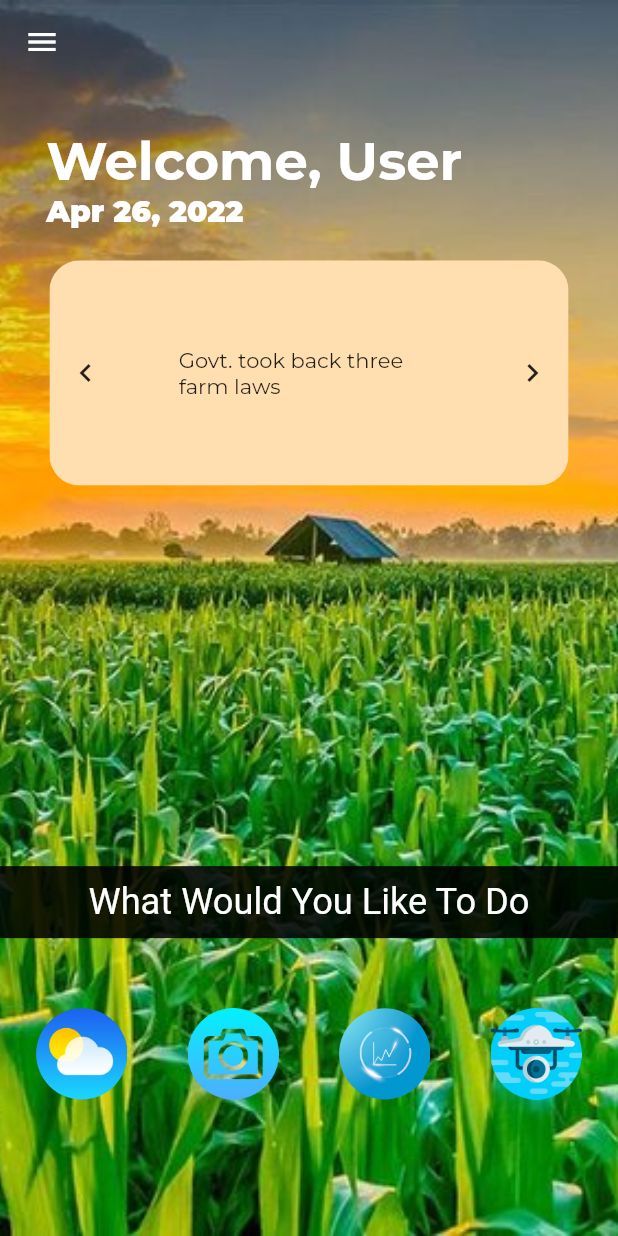
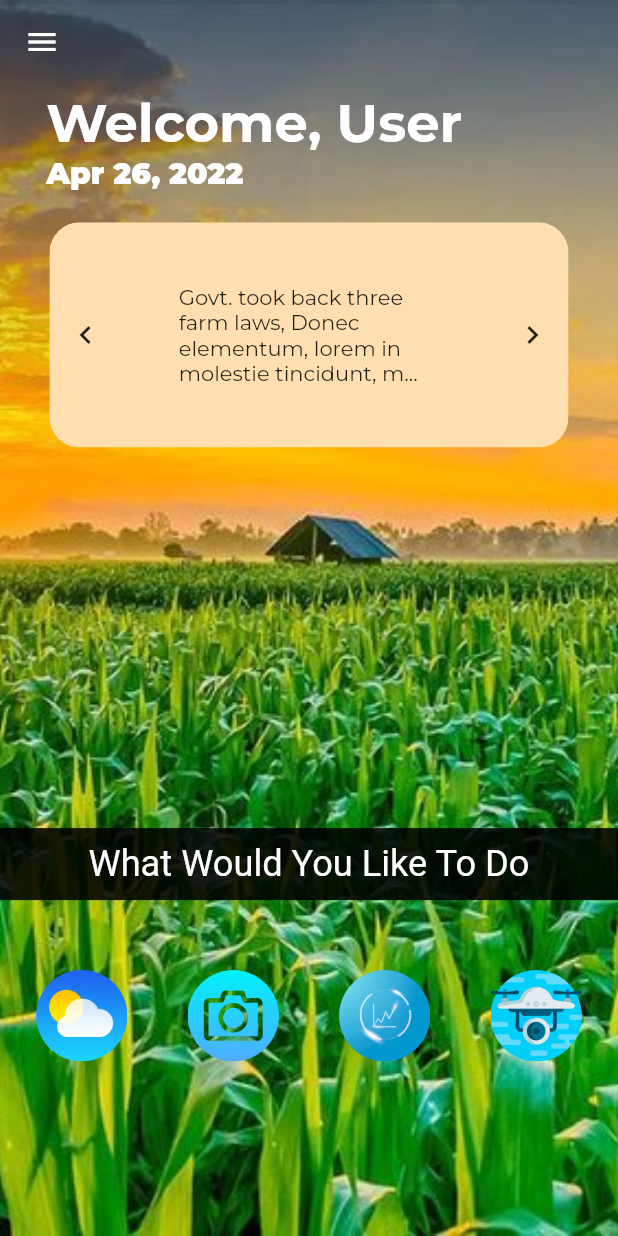
Before and after one commit to chirag-mittal-iiitdwd/Hal_Aur_Ham_V2, a Flutter app: the screen it shows after launch, after a tap on "Submit", on a phone screen of 412 x 824 dp. Run offline on Flutter 3.47's test engine with Material 2 defaults, Android fonts, the phone set to English and light mode, and no system bars; drawn by our look-alikes of carousel_slider; our stand-ins replace flutter_screenutil, google_fonts, image_picker; missing offline and left inert: flutter_glow, tflite; network calls fail.

Commit message:
wrapped everything in safearea

```diff
--- a/lib/Components/NewsCarasoul.dart
+++ b/lib/Components/NewsCarasoul.dart
@@ -1,6 +1,7 @@
 import 'package:flutter/material.dart';
 import 'package:carousel_slider/carousel_slider.dart';
 import 'package:flutter_screenutil/flutter_screenutil.dart';
+import 'package:hal_aur_ham_v2/Screens/News_Detail_Screen.dart';
 import 'package:provider/provider.dart';
 
 import '../Model/NewsItems.dart';
@@ -8,6 +9,13 @@ import '../Model/NewsItems.dart';
 class NewsCarasoul extends StatefulWidget {
   @override
   State<NewsCarasoul> createState() => _NewsCarasoulState();
+}
+
+String _generateSubstring(String str) {
+  if (str.length < 80) {
+    return str;
+  }
+  return str.substring(0, 80) + "...";
 }
 
 class _NewsCarasoulState extends State<NewsCarasoul> {
@@ -36,10 +44,17 @@ class _NewsCarasoulState extends State<NewsCarasoul> {
                 carouselController: controller,
                 itemCount: newsData.items.length,
                 itemBuilder: (context, index, realIndex) {
-                  return Container(
-                    margin: EdgeInsets.symmetric(horizontal: 12.w),
-                    child: Center(
-                      child: Text(newsData.items[index].news),
+                  return GestureDetector(
+                    onTap: () {
+                      Navigator.of(context).pushNamed(NewsDetail.routeName);
+                    },
+                    child: Container(
+                      margin: EdgeInsets.symmetric(horizontal: 12.w),
+                      child: Center(
+                        child: Text(
+                          _generateSubstring(newsData.items[index].news),
+                        ),
+                      ),
                     ),
                   );
                 },
--- a/lib/Model/NewsItem.dart
+++ b/lib/Model/NewsItem.dart
@@ -1,4 +1,5 @@
 class News {
   final String news;
-  News({this.news});
+  final String description;
+  News({this.news,this.description});
 }
--- a/lib/Model/NewsItems.dart
+++ b/lib/Model/NewsItems.dart
@@ -5,23 +5,25 @@ import './NewsItem.dart';
 class NewsItems with ChangeNotifier {
   final List<News> _items = [
     News(
-      news: 'Govt. took back three farm laws',
+      news: 'Govt. took back three farm laws, Donec elementum, lorem in molestie tincidunt, magna lorem blandit velit, vitae iaculis metus felis et sapien. Nulla diam tortor, tincidunt eget feugiat in, finibus quis leo. Vivamus sollicitudin viverra mi sit amet convallis. Fusce pretium, nibh in gravida egestas, massa turpis porttitor dolor, sed feugiat est mauris et massa. Aliquam quis ipsum tempus, fermentum metus vitae, fringilla metus. Vestibulum quis cursus tellus. Donec rutrum, arcu vel rhoncus tincidunt, justo eros imperdiet urna, at vestibulum justo elit at diam. Sed eget eros elementum purus efficitur malesuada. Nulla eget arcu ornare, tincidunt justo in, placerat quam. Aenean scelerisque bibendum diam, ac malesuada dolor fermentum vitae. Vestibulum dapibus tempor dui sagittis bibendum. In at libero bibendum dui pretium ultrices. Sed et urna leo. Praesent nec condimentum quam, eget luctus nisi. Nullam facilisis, libero nec pellentesque sodales, nisl ante tempor neque, a elementum mauris neque eget risus. Maecenas rhoncus dapibus tortor, eu accumsan libero tincidunt nec.',
+      description:
+          "Donec elementum, lorem in molestie tincidunt, magna lorem blandit velit, vitae iaculis metus felis et sapien. Nulla diam tortor, tincidunt eget feugiat in, finibus quis leo. Vivamus sollicitudin viverra mi sit amet convallis. Fusce pretium, nibh in gravida egestas, massa turpis porttitor dolor, sed feugiat est mauris et massa. Aliquam quis ipsum tempus, fermentum metus vitae, fringilla metus. Vestibulum quis cursus tellus. Donec rutrum, arcu vel rhoncus tincidunt, justo eros imperdiet urna, at vestibulum justo elit at diam. Sed eget eros elementum purus efficitur malesuada. Nulla eget arcu ornare, tincidunt justo in, placerat quam. Aenean scelerisque bibendum diam, ac malesuada dolor fermentum vitae. Vestibulum dapibus tempor dui sagittis bibendum. In at libero bibendum dui pretium ultrices. Sed et urna leo. Praesent nec condimentum quam, eget luctus nisi. Nullam facilisis, libero nec pellentesque sodales, nisl ante tempor neque, a elementum mauris neque eget risus. Maecenas rhoncus dapibus tortor, eu accumsan libero tincidunt nec.",
     ),
     News(
-      news:
-          'Headline Number 2',
+      news: 'Headline Number 2',
+      description: "Donec elementum, lorem in molestie tincidunt, magna lorem blandit velit, vitae iaculis metus felis et sapien. Nulla diam tortor, tincidunt eget feugiat in, finibus quis leo. Vivamus sollicitudin viverra mi sit amet convallis. Fusce pretium, nibh in gravida egestas, massa turpis porttitor dolor, sed feugiat est mauris et massa. Aliquam quis ipsum tempus, fermentum metus vitae, fringilla metus. Vestibulum quis cursus tellus. Donec rutrum, arcu vel rhoncus tincidunt, justo eros imperdiet urna, at vestibulum justo elit at diam. Sed eget eros elementum purus efficitur malesuada. Nulla eget arcu ornare, tincidunt justo in, placerat quam. Aenean scelerisque bibendum diam, ac malesuada dolor fermentum vitae. Vestibulum dapibus tempor dui sagittis bibendum. In at libero bibendum dui pretium ultrices. Sed et urna leo. Praesent nec condimentum quam, eget luctus nisi. Nullam facilisis, libero nec pellentesque sodales, nisl ante tempor neque, a elementum mauris neque eget risus. Maecenas rhoncus dapibus tortor, eu accumsan libero tincidunt nec.",
     ),
     News(
-      news:
-          'Headline Number 3',
+      news: 'Headline Number 3',
+      description: "Donec elementum, lorem in molestie tincidunt, magna lorem blandit velit, vitae iaculis metus felis et sapien. Nulla diam tortor, tincidunt eget feugiat in, finibus quis leo. Vivamus sollicitudin viverra mi sit amet convallis. Fusce pretium, nibh in gravida egestas, massa turpis porttitor dolor, sed feugiat est mauris et massa. Aliquam quis ipsum tempus, fermentum metus vitae, fringilla metus. Vestibulum quis cursus tellus. Donec rutrum, arcu vel rhoncus tincidunt, justo eros imperdiet urna, at vestibulum justo elit at diam. Sed eget eros elementum purus efficitur malesuada. Nulla eget arcu ornare, tincidunt justo in, placerat quam. Aenean scelerisque bibendum diam, ac malesuada dolor fermentum vitae. Vestibulum dapibus tempor dui sagittis bibendum. In at libero bibendum dui pretium ultrices. Sed et urna leo. Praesent nec condimentum quam, eget luctus nisi. Nullam facilisis, libero nec pellentesque sodales, nisl ante tempor neque, a elementum mauris neque eget risus. Maecenas rhoncus dapibus tortor, eu accumsan libero tincidunt nec.",
     ),
     News(
-      news:
-          'Headline Number 4',
+      news: 'Headline Number 4',
+      description: "Donec elementum, lorem in molestie tincidunt, magna lorem blandit velit, vitae iaculis metus felis et sapien. Nulla diam tortor, tincidunt eget feugiat in, finibus quis leo. Vivamus sollicitudin viverra mi sit amet convallis. Fusce pretium, nibh in gravida egestas, massa turpis porttitor dolor, sed feugiat est mauris et massa. Aliquam quis ipsum tempus, fermentum metus vitae, fringilla metus. Vestibulum quis cursus tellus. Donec rutrum, arcu vel rhoncus tincidunt, justo eros imperdiet urna, at vestibulum justo elit at diam. Sed eget eros elementum purus efficitur malesuada. Nulla eget arcu ornare, tincidunt justo in, placerat quam. Aenean scelerisque bibendum diam, ac malesuada dolor fermentum vitae. Vestibulum dapibus tempor dui sagittis bibendum. In at libero bibendum dui pretium ultrices. Sed et urna leo. Praesent nec condimentum quam, eget luctus nisi. Nullam facilisis, libero nec pellentesque sodales, nisl ante tempor neque, a elementum mauris neque eget risus. Maecenas rhoncus dapibus tortor, eu accumsan libero tincidunt nec.",
     ),
     News(
-      news:
-          'Headline Number 5',
+      news: 'Headline Number 5',
+      description: "Donec elementum, lorem in molestie tincidunt, magna lorem blandit velit, vitae iaculis metus felis et sapien. Nulla diam tortor, tincidunt eget feugiat in, finibus quis leo. Vivamus sollicitudin viverra mi sit amet convallis. Fusce pretium, nibh in gravida egestas, massa turpis porttitor dolor, sed feugiat est mauris et massa. Aliquam quis ipsum tempus, fermentum metus vitae, fringilla metus. Vestibulum quis cursus tellus. Donec rutrum, arcu vel rhoncus tincidunt, justo eros imperdiet urna, at vestibulum justo elit at diam. Sed eget eros elementum purus efficitur malesuada. Nulla eget arcu ornare, tincidunt justo in, placerat quam. Aenean scelerisque bibendum diam, ac malesuada dolor fermentum vitae. Vestibulum dapibus tempor dui sagittis bibendum. In at libero bibendum dui pretium ultrices. Sed et urna leo. Praesent nec condimentum quam, eget luctus nisi. Nullam facilisis, libero nec pellentesque sodales, nisl ante tempor neque, a elementum mauris neque eget risus. Maecenas rhoncus dapibus tortor, eu accumsan libero tincidunt nec.",
     ),
   ];
 
--- a/lib/Screens/Crop_Scan.dart
+++ b/lib/Screens/Crop_Scan.dart
@@ -20,7 +20,8 @@ class CropScan extends StatefulWidget {
 class _CropScanState extends State<CropScan> {
   @override
   Widget build(BuildContext context) {
-    return Scaffold(
+    return SafeArea(
+      child: Scaffold(
         body: Stack(
           children: <Widget>[
             Scaffold(
@@ -70,6 +71,7 @@ class _CropScanState extends State<CropScan> {
               ),
             ),
           ],
+        ),
       ),
     );
   }
--- a/lib/Screens/Crop_Viz.dart
+++ b/lib/Screens/Crop_Viz.dart
@@ -6,7 +6,8 @@ class CropVizScreen extends StatelessWidget {
   static const routeName = '/cropViz';
   @override
   Widget build(BuildContext context) {
-    return Scaffold(
+    return SafeArea(
+      child: Scaffold(
         body: Stack(
           children: <Widget>[
             Scaffold(
@@ -34,7 +35,7 @@ class CropVizScreen extends StatelessWidget {
                   ),
                   Container(
                     margin: EdgeInsets.only(
-                    top: 85.h,
+                      top: 50.h,
                     ),
                     child: Column(
                       crossAxisAlignment: CrossAxisAlignment.start,
@@ -101,6 +102,7 @@ class CropVizScreen extends StatelessWidget {
             ),
           ],
         ),
+      ),
     );
   }
 }
--- a/lib/Screens/Drone_Status.dart
+++ b/lib/Screens/Drone_Status.dart
@@ -6,7 +6,8 @@ class DroneStatus extends StatelessWidget {
   static const routeName = '/droneStatus';
   @override
   Widget build(BuildContext context) {
-    return Scaffold(
+    return SafeArea(
+      child: Scaffold(
         body: Stack(
           children: <Widget>[
             Scaffold(
@@ -34,7 +35,7 @@ class DroneStatus extends StatelessWidget {
                   ),
                   Container(
                     margin: EdgeInsets.only(
-                    top: 85.h,
+                      top: 60.h,
                     ),
                     child: Column(
                       crossAxisAlignment: CrossAxisAlignment.start,
@@ -148,6 +149,7 @@ class DroneStatus extends StatelessWidget {
             ),
           ],
         ),
+      ),
     );
   }
 }
--- a/lib/Screens/Login_Register.dart
+++ b/lib/Screens/Login_Register.dart
@@ -15,7 +15,8 @@ class _LoginRegisterState extends State<LoginRegister> {
   AuthMode _authMode = AuthMode.Login;
   @override
   Widget build(BuildContext context) {
-    return Scaffold(
+    return SafeArea(
+      child: Scaffold(
         body: Stack(
           children: [
             Image.asset(
@@ -316,6 +317,7 @@ class _LoginRegisterState extends State<LoginRegister> {
             ),
           ],
         ),
+      ),
     );
   }
 }
--- a/lib/Screens/Profile_Screen.dart
+++ b/lib/Screens/Profile_Screen.dart
@@ -11,7 +11,8 @@ class Profile extends StatelessWidget {
   @override
   Widget build(BuildContext context) {
     final profileData = Provider.of<UserProfile>(context);
-    return Scaffold(
+    return SafeArea(
+      child: Scaffold(
         body: Stack(
           children: <Widget>[
             Scaffold(
@@ -38,7 +39,7 @@ class Profile extends StatelessWidget {
                     ),
                   ),
                   Container(
-                  margin: EdgeInsets.only(top: 85.h),
+                    margin: EdgeInsets.only(top: 50.h),
                     child: Column(
                       crossAxisAlignment: CrossAxisAlignment.center,
                       children: [
@@ -185,6 +186,7 @@ class Profile extends StatelessWidget {
             ),
           ],
         ),
+      ),
     );
   }
 }
--- a/lib/Screens/Weather.dart
+++ b/lib/Screens/Weather.dart
@@ -63,7 +63,8 @@ class _WeatherScreenState extends State<WeatherScreen> {
 
   @override
   Widget build(BuildContext context) {
-    return Scaffold(
+    return SafeArea(
+      child: Scaffold(
         body: Stack(
           children: <Widget>[
             Scaffold(
@@ -84,7 +85,7 @@ class _WeatherScreenState extends State<WeatherScreen> {
                     alignment: Alignment.center,
                   ),
                   Container(
-                  margin: EdgeInsets.only(top: 70.h),
+                    margin: EdgeInsets.only(top: 40.h),
                     child: currentTemp == null
                         ? Center(
                             child: CircularProgressIndicator(),
@@ -102,6 +103,7 @@ class _WeatherScreenState extends State<WeatherScreen> {
               ),
             ),
           ],
+        ),
       ),
     );
   }
--- a/lib/Screens/WeatherDetail.dart
+++ b/lib/Screens/WeatherDetail.dart
@@ -10,7 +10,8 @@ class WeatherDetail extends StatelessWidget {
   WeatherDetail(this.tomorrowTemp, this.sevenDay);
   @override
   Widget build(BuildContext context) {
-    return Scaffold(
+    return SafeArea(
+      child: Scaffold(
         body: Stack(
           children: <Widget>[
             Scaffold(
@@ -39,6 +40,7 @@ class WeatherDetail extends StatelessWidget {
               ),
             ),
           ],
+        ),
       ),
     );
   }
@@ -194,7 +196,7 @@ class SevenDays extends StatelessWidget {
   @override
   Widget build(BuildContext context) {
     return Container(
-      height: 325.h,
+      height: 300.h,
       child: Card(
         shape: RoundedRectangleBorder(
           borderRadius: BorderRadius.circular(30.r),
--- a/lib/Screens/WelcomeScreen.dart
+++ b/lib/Screens/WelcomeScreen.dart
@@ -1,5 +1,7 @@
 import 'package:flutter/material.dart';
 import 'package:hal_aur_ham_v2/Screens/Crop_Scan.dart';
+import 'package:hal_aur_ham_v2/Screens/Crop_Viz.dart';
+import 'package:hal_aur_ham_v2/Screens/Drone_Status.dart';
 import 'package:hal_aur_ham_v2/Screens/Weather.dart';
 import 'package:intl/intl.dart';
 import 'package:hal_aur_ham_v2/Components/NewsCarasoul.dart';
@@ -11,7 +13,8 @@ class WelcomeScreen extends StatelessWidget {
 
   @override
   Widget build(BuildContext context) {
-    return Scaffold(
+    return SafeArea(
+      child: Scaffold(
         body: Stack(
           children: <Widget>[
             Scaffold(
@@ -32,7 +35,7 @@ class WelcomeScreen extends StatelessWidget {
                     alignment: Alignment.center,
                   ),
                   Container(
-                  margin: EdgeInsets.only(top: 85.h),
+                    margin: EdgeInsets.only(top: 60.h),
                     child: Column(
                       crossAxisAlignment: CrossAxisAlignment.start,
                       children: [
@@ -105,7 +108,10 @@ class WelcomeScreen extends StatelessWidget {
                               ),
                             ),
                             FlatButton(
-                            onPressed: () {},
+                              onPressed: () {
+                                Navigator.of(context)
+                                    .pushNamed(CropVizScreen.routeName);
+                              },
                               child: ClipRRect(
                                 borderRadius: BorderRadius.circular(100.r),
                                 child: Image.asset(
@@ -115,7 +121,10 @@ class WelcomeScreen extends StatelessWidget {
                               ),
                             ),
                             FlatButton(
-                            onPressed: () {},
+                              onPressed: () {
+                                Navigator.of(context)
+                                    .pushNamed(DroneStatus.routeName);
+                              },
                               child: Image.asset(
                                 'Assets/Images/drone.png',
                                 height: 60.h,
@@ -131,6 +140,7 @@ class WelcomeScreen extends StatelessWidget {
             ),
           ],
         ),
+      ),
     );
   }
 }
--- a/lib/main.dart
+++ b/lib/main.dart
@@ -1,6 +1,7 @@
 import 'package:flutter/material.dart';
 import 'package:flutter_screenutil/flutter_screenutil.dart';
 import 'package:google_fonts/google_fonts.dart';
+import 'package:hal_aur_ham_v2/Screens/News_Detail_Screen.dart';
 import 'package:provider/provider.dart';
 
 import './Model/ProfileModel.dart';
@@ -50,6 +51,7 @@ class MyApp extends StatelessWidget {
             CropVizScreen.routeName: (ctx) => CropVizScreen(),
             CropScan.routeName: (ctx) => CropScan(),
             ScanResult.routeName: (ctx) => ScanResult(),
+            NewsDetail.routeName:(ctx)=>NewsDetail(),
           },
         ),
       ),
```
Also changed, not shown: lib/Screens/News_Detail_Screen.dart (added, +30 -0 lines), lib/Screens/Scan_Result.dart (+7 -3 lines). Lines whose indentation alone changed are shown as unchanged.
